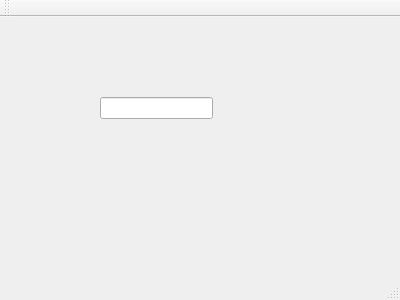
The window that pnp_test/mainwindow.ui (routiful/pnp_comm) describes before a commit, drawn with Qt 5.
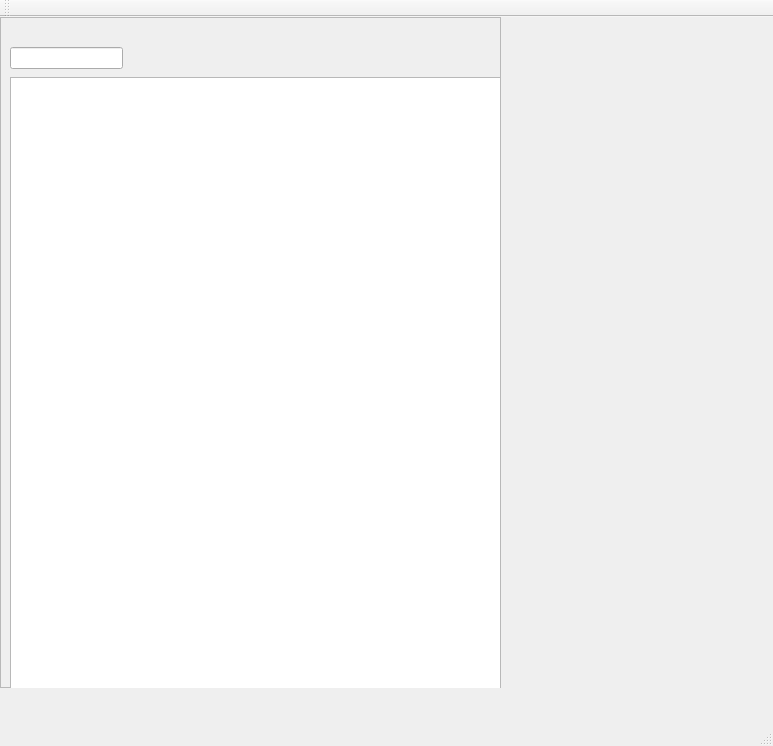
The same window after the commit.

```diff
--- a/pnp_test/mainwindow.ui
+++ b/pnp_test/mainwindow.ui
@@ -6,23 +6,49 @@
    <rect>
     <x>0</x>
     <y>0</y>
-    <width>400</width>
-    <height>300</height>
+    <width>773</width>
+    <height>746</height>
    </rect>
   </property>
   <property name="windowTitle">
    <string>MainWindow</string>
   </property>
   <widget class="QWidget" name="centralWidget">
-   <widget class="QLineEdit" name="lineEdit">
+   <widget class="QFrame" name="dxl_frame">
     <property name="geometry">
      <rect>
-      <x>100</x>
-      <y>80</y>
-      <width>113</width>
-      <height>22</height>
+      <x>0</x>
+      <y>0</y>
+      <width>501</width>
+      <height>671</height>
      </rect>
     </property>
+    <property name="frameShape">
+     <enum>QFrame::StyledPanel</enum>
+    </property>
+    <property name="frameShadow">
+     <enum>QFrame::Raised</enum>
+    </property>
+    <widget class="QTableView" name="control_table_view">
+     <property name="geometry">
+      <rect>
+       <x>10</x>
+       <y>60</y>
+       <width>491</width>
+       <height>651</height>
+      </rect>
+     </property>
+    </widget>
+    <widget class="QLineEdit" name="dxl_model_name_edit">
+     <property name="geometry">
+      <rect>
+       <x>10</x>
+       <y>30</y>
+       <width>113</width>
+       <height>22</height>
+      </rect>
+     </property>
+    </widget>
    </widget>
   </widget>
   <widget class="QMenuBar" name="menuBar">
```
Left out of the diff: 2 changed lines with no effect on the pictures.
